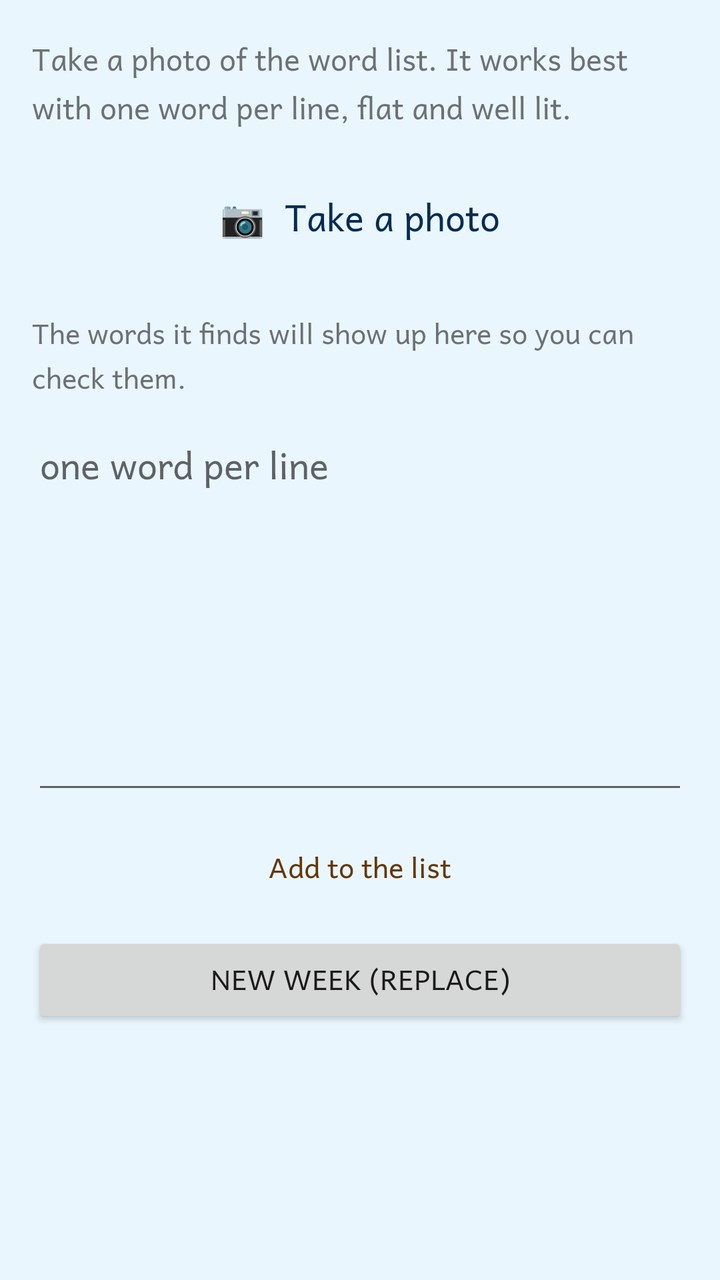
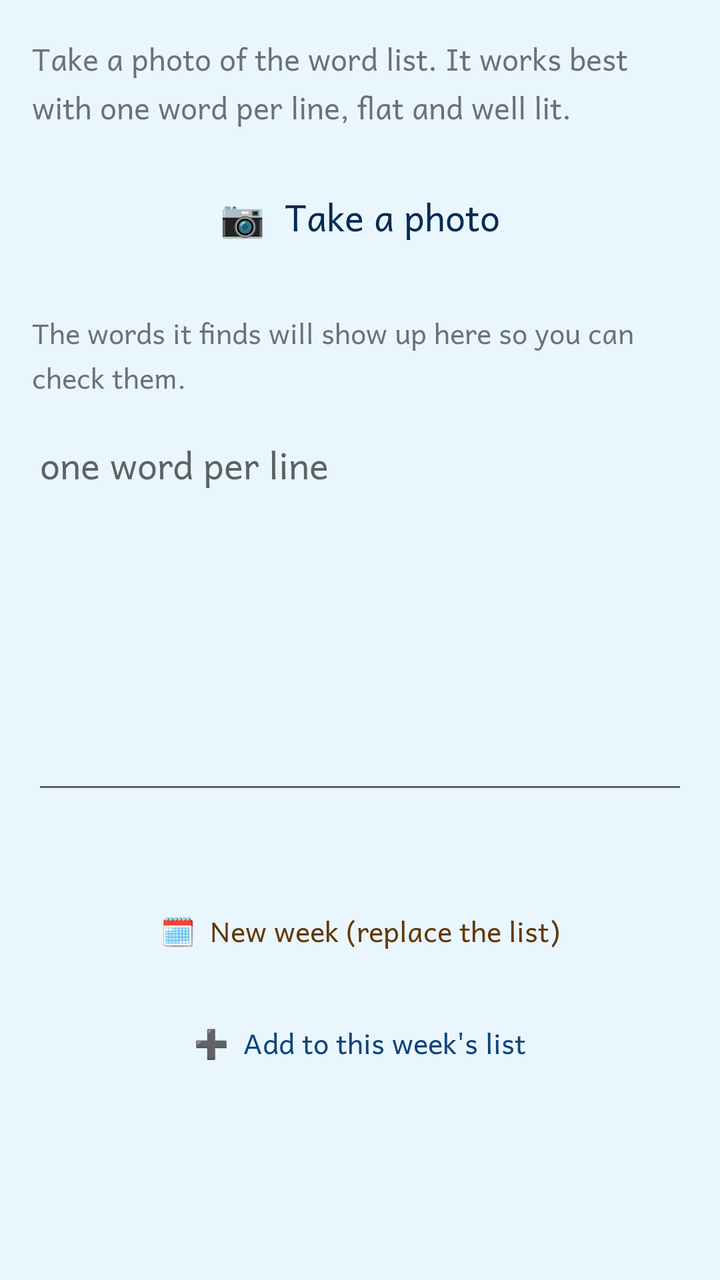

Before-and-after screenshots of an Android layout around one commit, followed by the original layout XML and the change that was made.
<!-- AndroidManifest.xml: application theme Theme.EnglishSpelling -->
<!-- res/layout/activity_scan.xml -->
<?xml version="1.0" encoding="utf-8"?>
<ScrollView xmlns:android="http://schemas.android.com/apk/res/android"
    android:layout_width="match_parent"
    android:layout_height="match_parent"
    android:fillViewport="true">

    <LinearLayout
        android:layout_width="match_parent"
        android:layout_height="wrap_content"
        android:orientation="vertical"
        android:padding="16dp">

        <TextView
            android:layout_width="match_parent"
            android:layout_height="wrap_content"
            android:paddingBottom="8dp"
            android:text="Take a photo of the word list. It works best with one word per line, flat and well lit."
            android:textSize="15sp" />

        <Button
            android:id="@+id/photoBtn"
            style="@style/Widget.Dictee.Button.Blue"
            android:layout_width="match_parent"
            android:layout_height="wrap_content"
            android:paddingTop="16dp"
            android:paddingBottom="16dp"
            android:text="📷  Take a photo"
            android:textSize="18sp" />

        <ProgressBar
            android:id="@+id/progress"
            android:layout_width="wrap_content"
            android:layout_height="wrap_content"
            android:layout_gravity="center_horizontal"
            android:layout_marginTop="12dp"
            android:visibility="gone" />

        <TextView
            android:id="@+id/hintText"
            android:layout_width="match_parent"
            android:layout_height="wrap_content"
            android:paddingTop="12dp"
            android:paddingBottom="4dp"
            android:text="The words it finds will show up here so you can check them."
            android:textSize="14sp" />

        <EditText
            android:id="@+id/reviewField"
            android:layout_width="match_parent"
            android:layout_height="wrap_content"
            android:gravity="top"
            android:hint="one word per line"
            android:inputType="textMultiLine|textNoSuggestions"
            android:minLines="6" />

        <Button
            android:id="@+id/addBtn"
            style="@style/Widget.Dictee.Button.Gold"
            android:layout_width="match_parent"
            android:layout_height="wrap_content"
            android:layout_marginTop="8dp"
            android:text="Add to the list" />

        <Button
            android:id="@+id/replaceBtn"
            android:layout_width="match_parent"
            android:layout_height="wrap_content"
            android:layout_marginTop="8dp"
            android:text="New week (replace)" />
    </LinearLayout>
</ScrollView>
<!-- resources referenced by this layout -->
<resources>
  <style name="Widget.Dictee.Button.Blue">
          <item name="backgroundTint">@color/tri_blue</item>
          <item name="android:textColor">@color/tri_blue_on</item>
      </style>
  <style name="Widget.Dictee.Button.Gold">
          <item name="backgroundTint">@color/tri_gold</item>
          <item name="android:textColor">@color/tri_gold_on</item>
          <item name="rippleColor">#33633806</item>
      </style>
  <style name="Theme.EnglishSpelling" parent="Theme.MaterialComponents.Light.DarkActionBar">
          <item name="colorPrimary">@color/blue</item>
          <item name="colorPrimaryDark">@color/blue_dark</item>
          <item name="colorOnPrimary">@color/white</item>
          <item name="colorSecondary">@color/blue</item>
          <item name="colorOnSecondary">@color/white</item>
          <item name="android:windowBackground">@color/bg_app</item>
          <item name="android:textColorPrimary">@color/ink</item>
          <item name="android:textColorSecondary">@color/ink_soft</item>
          <item name="android:forceDarkAllowed" tools:targetApi="q">false</item>
  
          
          <item name="android:fontFamily">@font/andika</item>
          <item name="fontFamily">@font/andika</item>
  
          
          <item name="materialButtonStyle">@style/Widget.Dictee.Button</item>
      </style>
  <color name="tri_blue">#B5D4F4</color>
  <color name="tri_blue_on">#042C53</color>
  <color name="tri_gold">#FAC775</color>
  <color name="tri_gold_on">#633806</color>
  <color name="blue">#1565C0</color>
  <color name="blue_dark">#0D47A1</color>
  <color name="white">#FFFFFF</color>
  <color name="bg_app">#EAF6FD</color>
  <color name="ink">#1A1A1A</color>
  <color name="ink_soft">#5F6368</color>
  <style name="Widget.Dictee.Button" parent="Widget.MaterialComponents.Button">
          <item name="android:fontFamily">@font/andika</item>
          <item name="cornerRadius">16dp</item>
          <item name="android:textAllCaps">false</item>
          <item name="android:letterSpacing">0</item>
          <item name="elevation">0dp</item>
          <item name="android:stateListAnimator">@null</item>
          <item name="backgroundTint">@color/tri_blue</item>
          <item name="android:textColor">@color/tri_blue_on</item>
          <item name="rippleColor">#33042C53</item>
          <item name="android:paddingLeft">18dp</item>
          <item name="android:paddingRight">18dp</item>
          
          <item name="android:minHeight">48dp</item>
          <item name="android:minWidth">0dp</item>
          <item name="android:gravity">center</item>
          <item name="android:maxLines">2</item>
          <item name="android:insetTop">0dp</item>
          <item name="android:insetBottom">0dp</item>
      </style>
</resources>

<!-- the commit's change to res/layout/activity_scan.xml (unified diff, before → after) -->
@@ -53,19 +53,29 @@
             android:inputType="textMultiLine|textNoSuggestions"
             android:minLines="6" />
 
+        <TextView
+            android:id="@+id/countText"
+            android:layout_width="match_parent"
+            android:layout_height="wrap_content"
+            android:paddingTop="4dp"
+            android:textSize="15sp"
+            android:textStyle="bold" />
+
+        
         <Button
-            android:id="@+id/addBtn"
+            android:id="@+id/replaceBtn"
             style="@style/Widget.Dictee.Button.Gold"
             android:layout_width="match_parent"
             android:layout_height="wrap_content"
             android:layout_marginTop="8dp"
-            android:text="Add to the list" />
+            android:text="🗓️  New week (replace the list)" />
 
         <Button
-            android:id="@+id/replaceBtn"
+            android:id="@+id/addBtn"
+            style="@style/Widget.Dictee.Button.BluePale"
             android:layout_width="match_parent"
             android:layout_height="wrap_content"
             android:layout_marginTop="8dp"
-            android:text="New week (replace)" />
+            android:text="➕  Add to this week's list" />
     </LinearLayout>
 </ScrollView>
<!-- resource entries referenced after the edit -->
@@ -3,6 +3,12 @@
   <style name="Widget.Dictee.Button.Blue">
           <item name="backgroundTint">@color/tri_blue</item>
           <item name="android:textColor">@color/tri_blue_on</item>
+      </style>
+  <style name="Widget.Dictee.Button.BluePale" parent="Widget.Dictee.Button.Pale">
+          <item name="backgroundTint">@color/tri_blue_pale</item>
+          <item name="android:textColor">@color/tri_blue_pale_on</item>
+          <item name="strokeColor">@color/tri_blue_pale_stroke</item>
+          <item name="rippleColor">#220C447C</item>
       </style>
   <style name="Widget.Dictee.Button.Gold">
           <item name="backgroundTint">@color/tri_gold</item>
@@ -29,6 +35,22 @@
       </style>
   <color name="tri_blue">#B5D4F4</color>
   <color name="tri_blue_on">#042C53</color>
+  <style name="Widget.Dictee.Button.Pale" parent="Widget.MaterialComponents.Button.OutlinedButton">
+          <item name="android:fontFamily">@font/andika</item>
+          <item name="cornerRadius">16dp</item>
+          <item name="android:textAllCaps">false</item>
+          <item name="android:letterSpacing">0</item>
+          <item name="strokeWidth">1dp</item>
+          <item name="android:minHeight">48dp</item>
+          <item name="android:minWidth">0dp</item>
+          <item name="android:gravity">center</item>
+          <item name="android:maxLines">2</item>
+          <item name="android:insetTop">0dp</item>
+          <item name="android:insetBottom">0dp</item>
+      </style>
+  <color name="tri_blue_pale">#E6F1FB</color>
+  <color name="tri_blue_pale_on">#0C447C</color>
+  <color name="tri_blue_pale_stroke">#85B7EB</color>
   <color name="tri_gold">#FAC775</color>
   <color name="tri_gold_on">#633806</color>
   <color name="blue">#1565C0</color>
